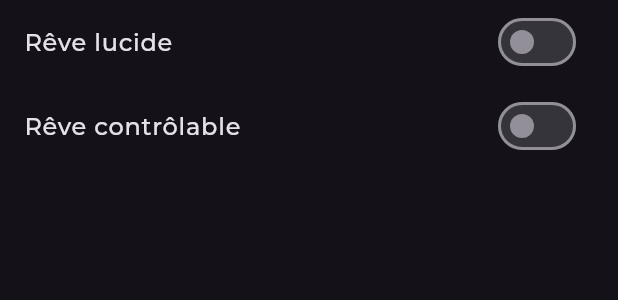
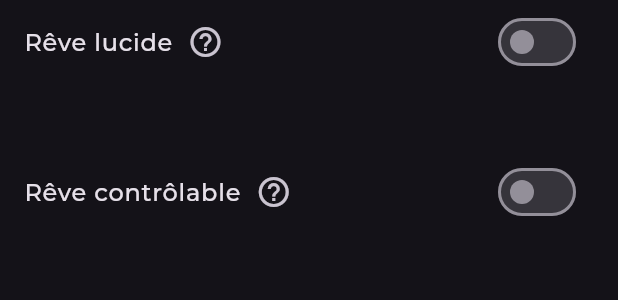
Before and after one commit to p1carats/morpheus-app, a Flutter app: the DreamAddScreenLucidityTab widget shown alone on an empty page, opened directly with empty values, on a phone screen of 412 x 824 dp. Shown: the top 300 px of the screen. Run offline on Flutter 3.47's test engine with Material 2 defaults, Android fonts, the phone set to English and light mode, and no system bars; our stand-ins replace cloud_firestore, firebase_auth, firebase_core, firebase_storage, go_router, image_picker and 3 more; missing offline and left inert: health; accounts and stored records are empty.

Commit message:
ajout d'un petit texte pour les rêves lucides et contrôlables + ajout exemple de card

```diff
--- a/lib/ui/dreams/add_screen.dart
+++ b/lib/ui/dreams/add_screen.dart
@@ -368,25 +368,77 @@ class _DreamAddScreenLucidityTabState extends State<DreamAddScreenLucidityTab>
       child: Column(
         crossAxisAlignment: CrossAxisAlignment.start,
         children: [
-          SwitchListTile(
-            title: const Text('Rêve lucide'),
+          SizedBox(
+            height: 100, // set a fixed height for the ListTile
+            child: ListTile(
+              title: const Row(
+                children: [
+                  Text('Rêve lucide'),
+                  SizedBox(width: 10),
+                  Tooltip(
+                    padding:
+                        EdgeInsets.symmetric(horizontal: 6.0, vertical: 6.0),
+                    margin:
+                        EdgeInsets.symmetric(horizontal: 30.0, vertical: 6.0),
+                    preferBelow: true,
+                    richMessage: TextSpan(
+                      children: [
+                        TextSpan(
+                          text: 'Un rêve lucide est un rêve dans lequel le '
+                              'rêveur est conscient qu’il rêve.',
+                          style: TextStyle(fontSize: 16),
+                        ),
+                      ],
+                    ),
+                    triggerMode: TooltipTriggerMode.tap,
+                    child: Icon(Icons.help_outline),
+                  ),
+                ],
+              ),
+              trailing: Switch(
                 value: _isLucid,
                 onChanged: (bool value) {
-              setState(
-                () => _isLucid = value,
-              );
-              widget.onChanged('isLucid', _isLucid);
+                  setState(() => _isLucid = value);
+                  widget.onChanged('isControllable', _isLucid);
                 },
               ),
-          SwitchListTile(
-            title: const Text('Rêve contrôlable'),
+            ),
+          ),
+          SizedBox(
+            height: 100, // set a fixed height for the ListTile
+            child: ListTile(
+              title: const Row(
+                children: [
+                  Text('Rêve contrôlable'),
+                  SizedBox(width: 10),
+                  Tooltip(
+                    padding:
+                        EdgeInsets.symmetric(horizontal: 6.0, vertical: 6.0),
+                    margin:
+                        EdgeInsets.symmetric(horizontal: 30.0, vertical: 6.0),
+                    preferBelow: true,
+                    richMessage: TextSpan(
+                      children: [
+                        TextSpan(
+                          text: 'Un rêve contrôlable est un rêve dans lequel '
+                              'le rêveur peut contrôler ses actions.',
+                          style: TextStyle(fontSize: 16),
+                        ),
+                      ],
+                    ),
+                    triggerMode: TooltipTriggerMode.tap,
+                    child: Icon(Icons.help_outline),
+                  ),
+                ],
+              ),
+              trailing: Switch(
                 value: _isControllable,
                 onChanged: (bool value) {
-              setState(
-                () => _isControllable = value,
-              );
+                  setState(() => _isControllable = value);
                   widget.onChanged('isControllable', _isControllable);
                 },
+              ),
+            ),
           ),
         ],
       ),
```
Also changed, not shown: lib/ui/home_screen.dart (+19 -2 lines). Lines whose indentation alone changed are shown as unchanged.
